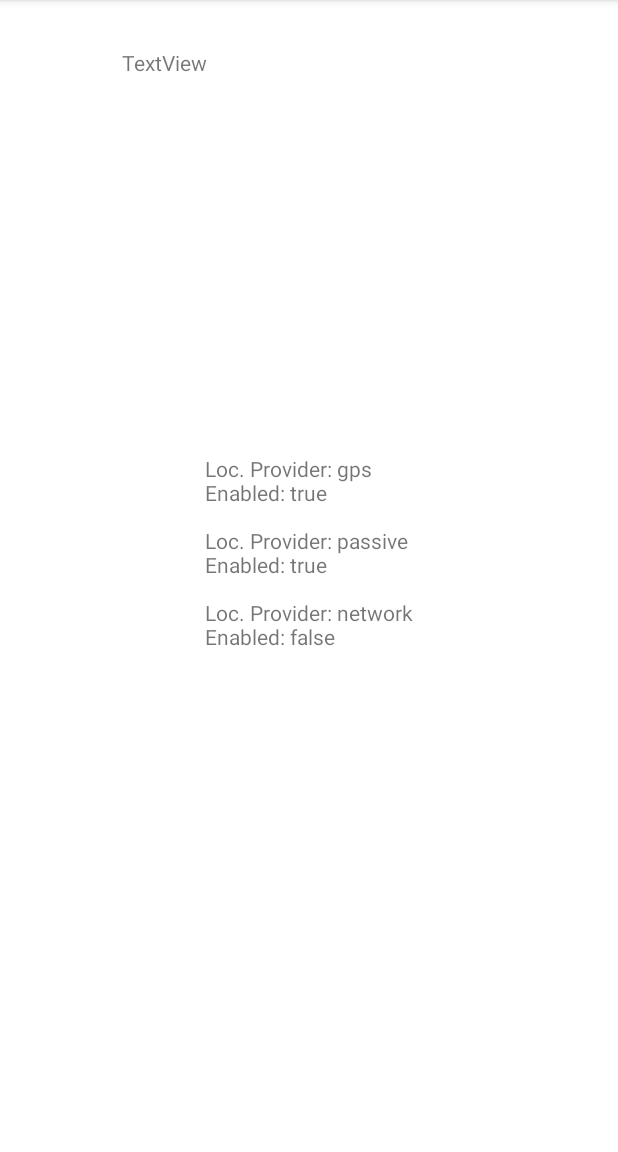
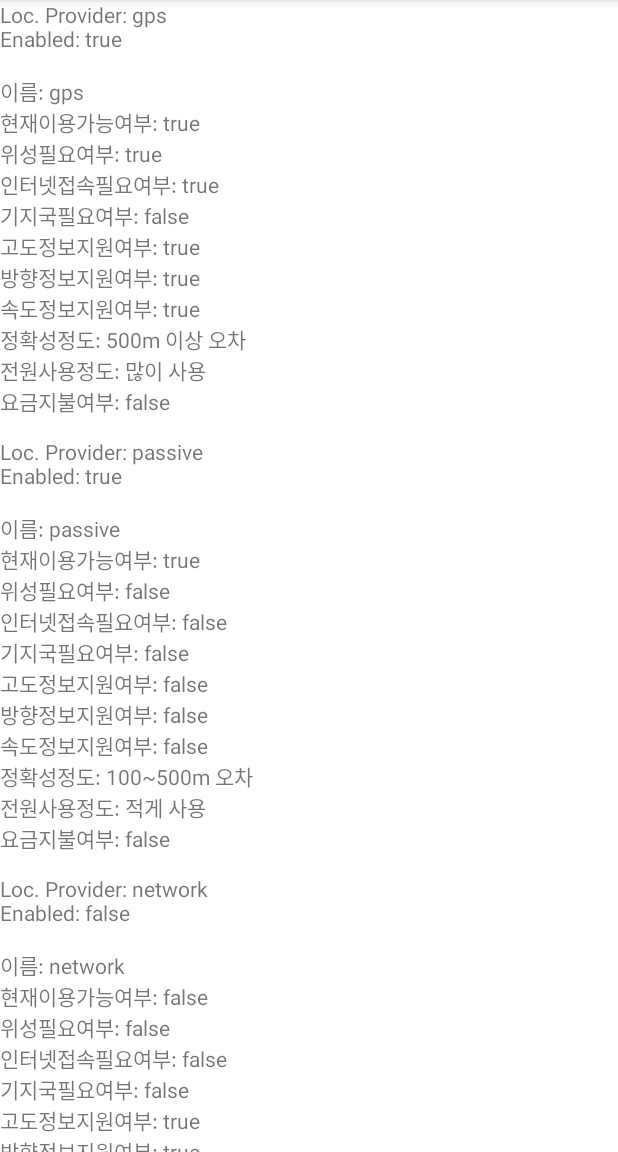
Before and after one commit to dahye828/LocProviderinfo, an Android app: the screen it shows after launch (MainActivity), on a phone screen of 412 x 824 dp, the part 84-1236 px from its top. Run offline under Robolectric (Android 15) with nearby library versions, the phone set to English and light mode, and no system bars.

Commit message:
location providers's info

```diff
--- a/app/src/main/java/com/example/locproviderinfo/MainActivity.java
+++ b/app/src/main/java/com/example/locproviderinfo/MainActivity.java
@@ -2,7 +2,9 @@ package com.example.locproviderinfo;
 
 import androidx.appcompat.app.AppCompatActivity;
 
+import android.location.Criteria;
 import android.location.LocationManager;
+import android.location.LocationProvider;
 import android.os.Bundle;
 import android.widget.TextView;
 
@@ -12,6 +14,7 @@ public class MainActivity extends AppCompatActivity {
     TextView txtInfo;
     LocationManager locManager;
     List<String> locProviderList;
+    LocationProvider locProvider;
 
     @Override
     protected void onCreate(Bundle savedInstanceState) {
@@ -27,6 +30,78 @@ public class MainActivity extends AppCompatActivity {
         for (String locProvName : locProviderList){
             txtInfo.append("Loc. Provider: " + locProvName + "\n");
             txtInfo.append("Enabled: "+ locManager.isProviderEnabled(locProvName)+ "\n\n");
+
+            switch (locProvName) {
+                case "gps" : locProvider = locManager.getProvider(locManager.GPS_PROVIDER);
+                break;
+                case "network" : locProvider = locManager.getProvider(locManager.NETWORK_PROVIDER);
+                break;
+                case  "passive" : locProvider = locManager.getProvider(locManager.PASSIVE_PROVIDER);
+                default: break;
+            }
+            printInfo(locProvider);
         }
     }
+
+    private void printInfo(LocationProvider locProvider) {
+        txtInfo.append("이름: " + locProvider.getName() + "\n");
+
+        txtInfo.append("현재이용가능여부: " +
+
+                locManager.isProviderEnabled(locProvider.getName()) + "\n");
+
+        txtInfo.append("위성필요여부: " + locProvider.requiresSatellite() + "\n");
+
+        txtInfo.append("인터넷접속필요여부: " + locProvider.requiresNetwork() + "\n");
+
+        txtInfo.append("기지국필요여부: " + locProvider.requiresCell() + "\n");
+
+
+
+        txtInfo.append("고도정보지원여부: " + locProvider.supportsAltitude() + "\n");
+
+        txtInfo.append("방향정보지원여부: " + locProvider.supportsBearing() + "\n");
+
+        txtInfo.append("속도정보지원여부: " + locProvider.supportsSpeed() + "\n");
+
+
+
+        String accuracy = "";
+
+        switch(locProvider.getAccuracy()) {
+
+            //2.3부터 사용
+
+            case Criteria.ACCURACY_LOW:    accuracy="500m 이상 오차"; break;
+
+            case Criteria.ACCURACY_MEDIUM: accuracy="100~500m 오차"; break;
+
+            case Criteria.ACCURACY_HIGH:   accuracy="0~100m 오차"; break;
+
+        }
+
+        txtInfo.append("정확성정도: " + accuracy + "\n");
+
+
+
+        String power = "";
+
+        switch(locProvider.getPowerRequirement()) {
+
+            case Criteria.POWER_LOW:    power="적게 사용"; break;
+
+            case Criteria.POWER_MEDIUM: power="중간 사용"; break;
+
+            case Criteria.POWER_HIGH:   power="많이 사용"; break;
+
+        }
+
+        txtInfo.append("전원사용정도: " + power + "\n");
+
+
+
+        txtInfo.append("요금지불여부: " + locProvider.hasMonetaryCost() + "\n");
+
+        txtInfo.append("\n");
+    }
 }
--- a/app/src/main/res/layout/activity_main.xml
+++ b/app/src/main/res/layout/activity_main.xml
@@ -6,24 +6,23 @@
     android:layout_height="match_parent"
     tools:context=".MainActivity">
 
-    <TextView
-        android:id="@+id/txtInfo"
-        android:layout_width="wrap_content"
-        android:layout_height="wrap_content"
-        android:text="Location Providers Into Goes Here"
-        app:layout_constraintBottom_toBottomOf="parent"
-        app:layout_constraintLeft_toLeftOf="parent"
-        app:layout_constraintRight_toRightOf="parent"
-        app:layout_constraintTop_toTopOf="parent" />
+    <ScrollView
+        android:layout_width="match_parent"
+        android:layout_height="match_parent"
+        tools:layout_editor_absoluteX="362dp"
+        tools:layout_editor_absoluteY="148dp">
 
-    <TextView
-        android:id="@+id/textView"
-        android:layout_width="wrap_content"
-        android:layout_height="wrap_content"
-        android:layout_marginStart="81dp"
-        android:layout_marginTop="32dp"
-        android:text="TextView"
-        app:layout_constraintStart_toStartOf="parent"
-        app:layout_constraintTop_toTopOf="parent" />
+        <LinearLayout
+            android:layout_width="match_parent"
+            android:layout_height="wrap_content"
+            android:orientation="vertical" >
+
+            <TextView
+                android:id="@+id/txtInfo"
+                android:layout_width="wrap_content"
+                android:layout_height="wrap_content"
+                android:text="Location Providers Into Goes Here" />
+        </LinearLayout>
+    </ScrollView>
 
 </androidx.constraintlayout.widget.ConstraintLayout>
```
